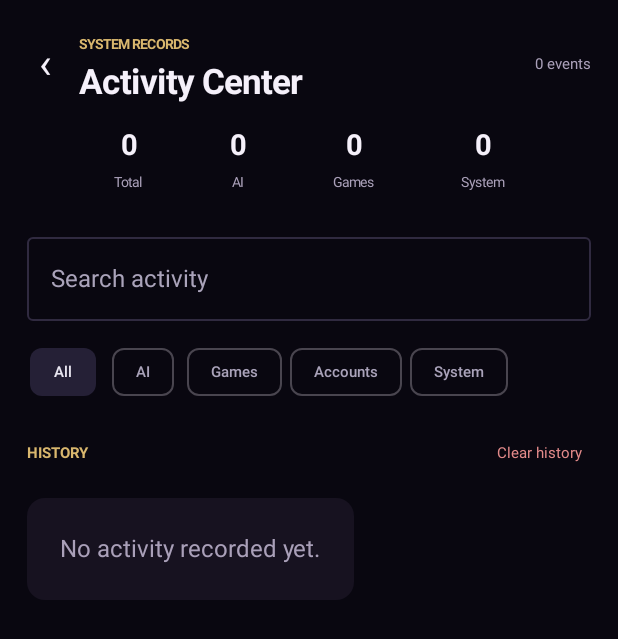
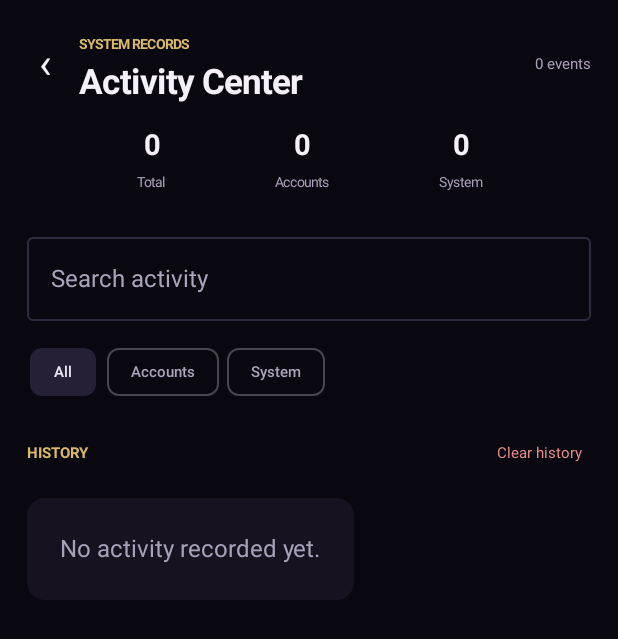
Before and after one commit to r7Kh/StrategyAssistant, an Android app built with Jetpack Compose: the composable ActivityScreen called with empty values, on a phone screen of 412 x 824 dp. Shown: the top 639 px of the screen. Run offline under Robolectric (Android 15) with nearby library versions, the phone set to English and light mode, and no system bars; libraries missing offline, so code that uses them is left out: io.github.sceneview, io.github.sceneview.node, io.github.sceneview.rememberCameraManipulator, io.github.sceneview.rememberEngine, io.github.sceneview.rememberModelInstance and 1 more; 7 statements that could not run were skipped.

Commit message:
Show only activity categories currently produced by the app

```diff
--- a/app/src/main/java/com/strategy/assistant/ui/screens/ActivityScreen.kt
+++ b/app/src/main/java/com/strategy/assistant/ui/screens/ActivityScreen.kt
@@ -30,7 +30,7 @@ private val Muted = Color(0xFFAAA0B9)
 fun ActivityScreen(padding: PaddingValues, onBack: () -> Unit, entries: List<ActivityEntry>, onClear: () -> Unit, use24HourTime: Boolean = true) {
     var filter by remember { mutableStateOf("All") }
     var search by remember { mutableStateOf("") }
-    val filters = listOf("All", "AI", "Games", "Accounts", "System")
+    val filters = listOf("All", "Accounts", "System")
     val shown = entries.filter { (filter == "All" || it.category.equals(filter, true)) &&
         (search.isBlank() || it.title.contains(search, true) || it.details.contains(search, true)) }
     Column(Modifier.fillMaxSize().background(Bg).padding(padding).padding(horizontal = 18.dp)) {
@@ -42,9 +42,8 @@ fun ActivityScreen(padding: PaddingValues, onBack: () -> Unit, entries: List<Act
         }
         Row(Modifier.fillMaxWidth(), horizontalArrangement = Arrangement.SpaceEvenly) {
             Stat(entries.size.toString(), "Total")
-            Stat(entries.count { it.category.equals("AI", true) }.toString(), "AI")
-            Stat(entries.count { it.category.equals("Games", true) }.toString(), "Games")
-            Stat(entries.count { it.category.equals("System", true) || it.category.equals("Accounts", true) }.toString(), "System")
+            Stat(entries.count { it.category.equals("Accounts", true) }.toString(), "Accounts")
+            Stat(entries.count { it.category.equals("System", true) }.toString(), "System")
         }
         Spacer(Modifier.height(15.dp))
         OutlinedTextField(search, { search = it }, Modifier.fillMaxWidth(), singleLine = true, label = { Text("Search activity") })
```
